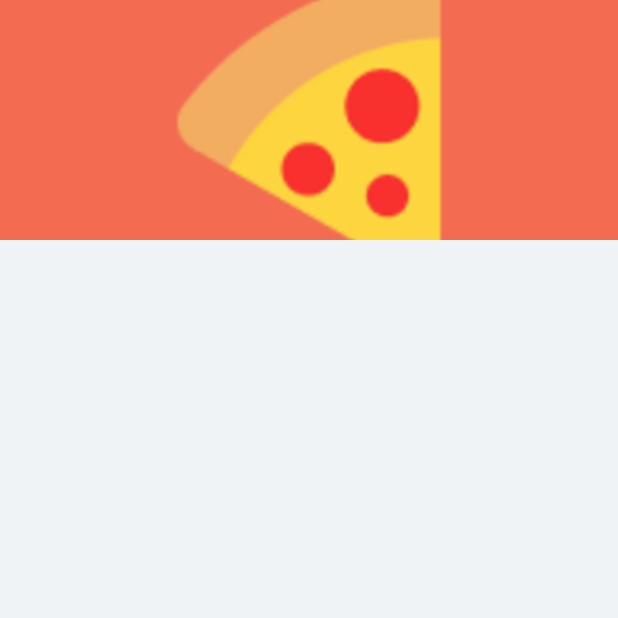
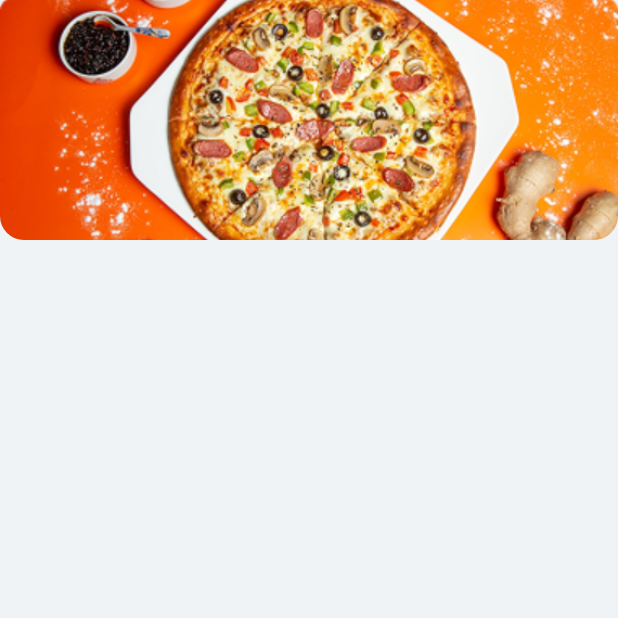
Before and after one commit to BLTuckerDev/lazypizza, an Android app built with Jetpack Compose: the composable HeroSection shown on its own in the app's theme, on a phone screen of 412 x 824 dp, the top half of it. Run offline under Robolectric (Android 15) with nearby library versions, the phone set to English and light mode, and no system bars; our stand-ins replace window size class.

```diff
--- a/app/src/main/java/dev/bltucker/lazypizza/home/HomeScreen.kt
+++ b/app/src/main/java/dev/bltucker/lazypizza/home/HomeScreen.kt
@@ -266,10 +266,10 @@ private fun HeroSection(modifier: Modifier = Modifier) {
         modifier = modifier
             .fillMaxWidth()
             .height(160.dp)
-            .background(MaterialTheme.colorScheme.primary)
+            .clip(RoundedCornerShape(bottomStart = 16.dp, bottomEnd = 16.dp))
     ) {
         Image(
-            painter = painterResource(R.drawable.lazy_pizza_splash_icon),
+            painter = painterResource(R.drawable.hero_banner),
             contentDescription = "Pizza Hero",
             modifier = Modifier.fillMaxSize(),
             contentScale = ContentScale.Crop
```
Also changed, not shown: app/src/main/res/drawable-sw600dp/hero_banner.png (added), app/src/main/res/drawable/hero_banner.png (added).
